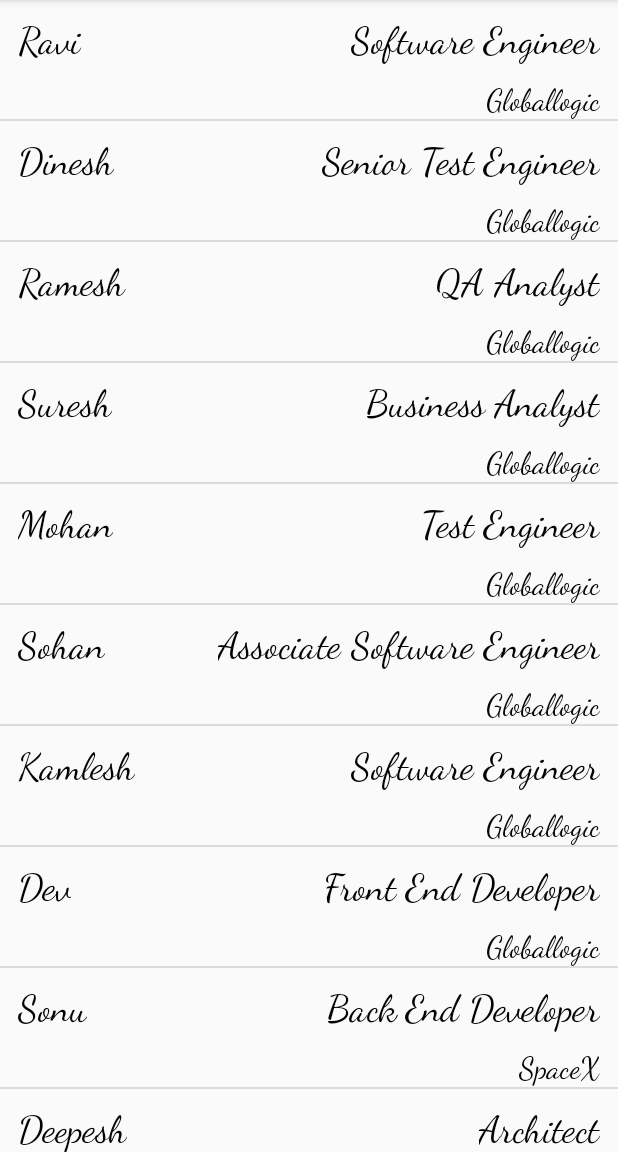
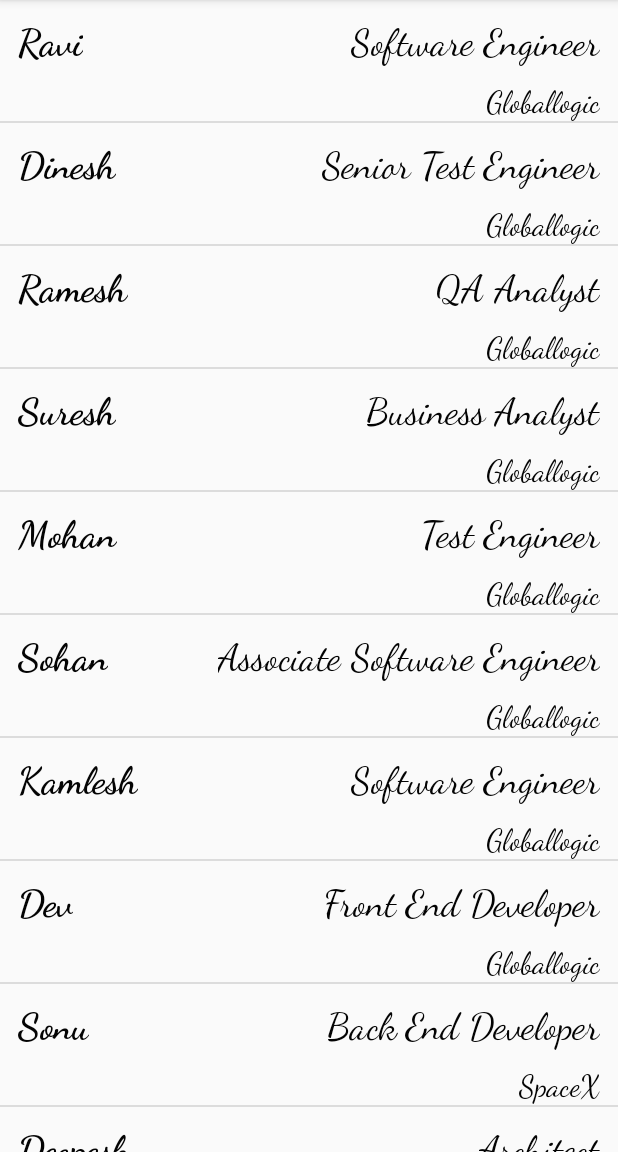
Before and after one commit to shivambeohar/ListView, an Android app: the screen it shows after launch (MainActivity), on a phone screen of 412 x 824 dp, the part 84-1236 px from its top. Run offline under Robolectric (Android 15) with nearby library versions, the phone set to English and light mode, and no system bars.

```diff
--- a/app/src/main/res/layout/person.xml
+++ b/app/src/main/res/layout/person.xml
@@ -2,19 +2,21 @@
 <androidx.constraintlayout.widget.ConstraintLayout xmlns:android="http://schemas.android.com/apk/res/android"
     xmlns:app="http://schemas.android.com/apk/res-auto"
     android:layout_width="match_parent"
-    android:layout_height="wrap_content">
+    android:layout_height="wrap_content"
+    xmlns:tool="http://schemas.android.com/tools">
 
         <TextView
             android:id="@+id/tv_person_name"
             style="@style/textview"
-            android:text="Shivam Beohar"
+            tool:text="Shivam Beohar"
+            android:textStyle="bold"
             app:layout_constraintStart_toStartOf="parent"
             app:layout_constraintTop_toTopOf="parent" />
 
         <TextView
             android:id="@+id/tv_person_designation"
             style="@style/textview"
-            android:text="Software Engineer"
+            tool:text="Software Engineer"
             app:layout_constraintBaseline_toBaselineOf="@+id/tv_person_name"
             app:layout_constraintEnd_toEndOf="parent"
             app:layout_constraintTop_toTopOf="parent" />
@@ -22,7 +24,7 @@
         <TextView
             android:id="@+id/tv_person_company"
             style="@style/textview"
-            android:text="Globallogic"
+            tool:text="Globallogic"
             android:textSize="20sp"
             app:layout_constraintEnd_toEndOf="parent"
             app:layout_constraintTop_toBottomOf="@id/tv_person_designation" />
```
